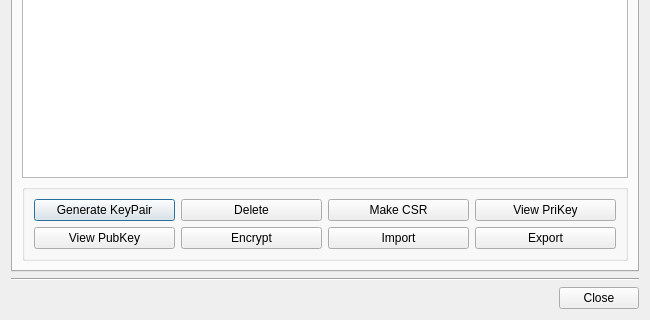
Qt form BerEditor/key_pair_man_dlg.ui (jykim74/BerEditor) before a commit; both pictures show x 0 to 650 and y 256 to 576 of the 650 by 576 pixel window.
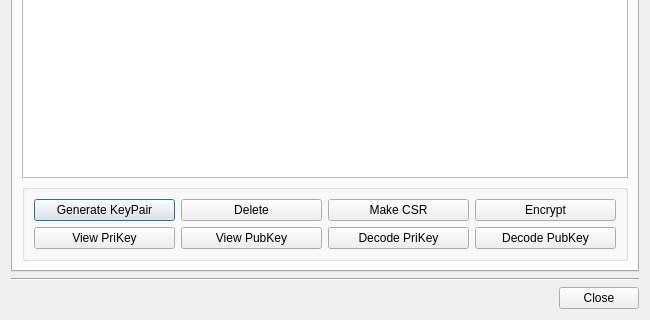
The same form after that commit. The open tabs and pages were chosen to show the change.

Commit message: keyPair List 기능 구현

Diff of the .ui file:
```diff
--- a/BerEditor/key_pair_man_dlg.ui
+++ b/BerEditor/key_pair_man_dlg.ui
@@ -140,36 +140,36 @@
               </property>
              </widget>
             </item>
-            <item row="0" column="3">
-             <widget class="QPushButton" name="pushButton_3">
-              <property name="text">
-               <string>View PriKey</string>
-              </property>
-             </widget>
-            </item>
-            <item row="1" column="0">
-             <widget class="QPushButton" name="pushButton_4">
-              <property name="text">
-               <string>View PubKey</string>
-              </property>
-             </widget>
-            </item>
             <item row="1" column="2">
              <widget class="QPushButton" name="pushButton_6">
               <property name="text">
-               <string>Import</string>
+               <string>Decode PriKey</string>
               </property>
              </widget>
             </item>
             <item row="1" column="3">
              <widget class="QPushButton" name="pushButton_7">
               <property name="text">
-               <string>Export</string>
+               <string>Decode PubKey</string>
               </property>
              </widget>
             </item>
             <item row="1" column="1">
-             <widget class="QPushButton" name="pushButton_5">
+             <widget class="QPushButton" name="mLViewPubKeyBtn">
+              <property name="text">
+               <string>View PubKey</string>
+              </property>
+             </widget>
+            </item>
+            <item row="1" column="0">
+             <widget class="QPushButton" name="mLViewPriKeyBtn">
+              <property name="text">
+               <string>View PriKey</string>
+              </property>
+             </widget>
+            </item>
+            <item row="0" column="3">
+             <widget class="QPushButton" name="mLEncryptBtn">
               <property name="text">
                <string>Encrypt</string>
               </property>
```
Left out of the diff: 47 changed lines with no effect on the pictures. The commit also changes 8 other files.
